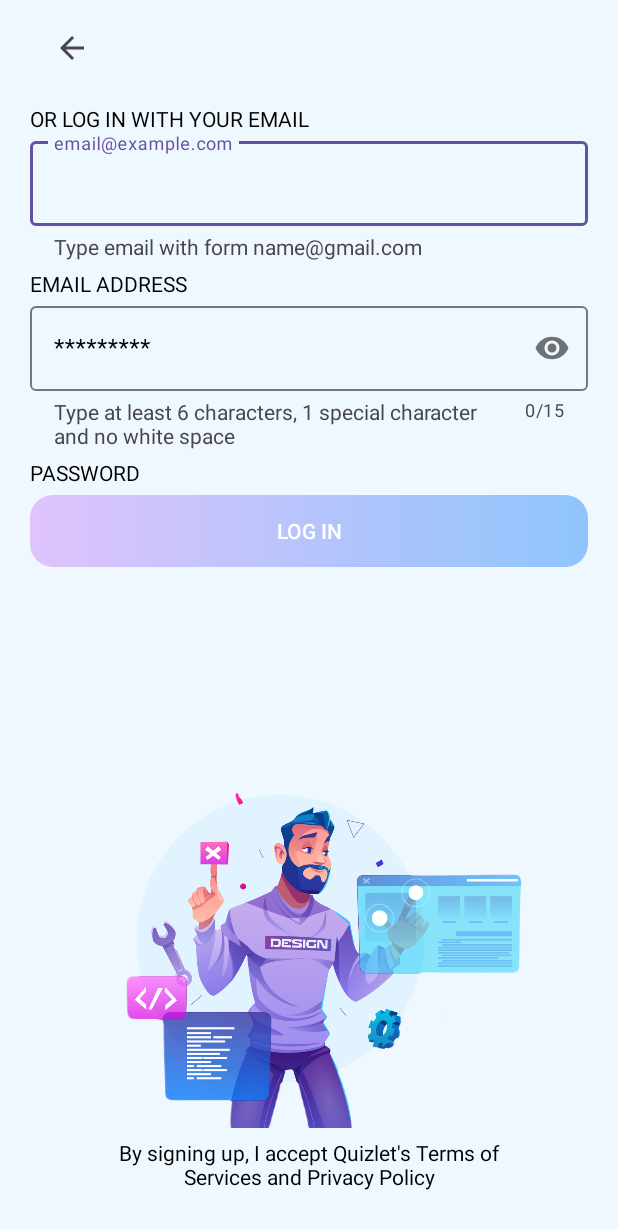
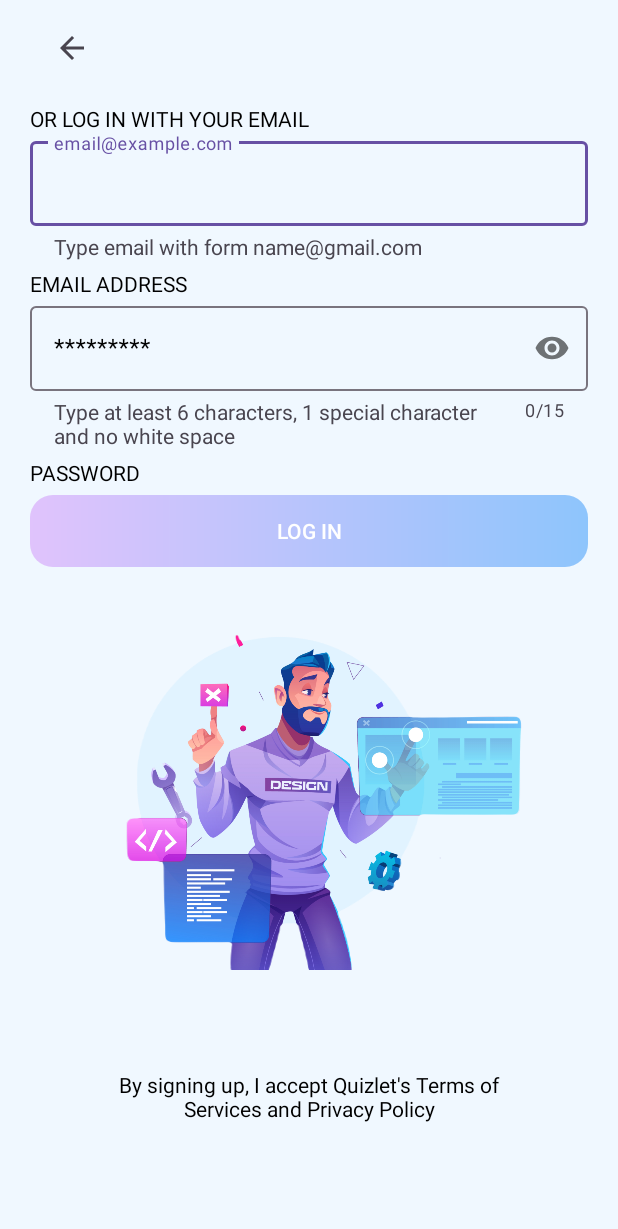
Before and after one commit to LeManhT/AppQuizlet, an Android app: the screen it shows after launch (SignIn), after a tap on "OR LOG IN", on a phone screen of 412 x 824 dp. Shown: the top 1229 px of the screen. Run offline under Robolectric (Android 15) with nearby library versions, the phone set to English and light mode, and no system bars; Roboto replaces fonts that are not available here; 1 statement that could not run was skipped.

```diff
--- a/app/build.gradle.kts
+++ b/app/build.gradle.kts
@@ -13,7 +13,7 @@ android {
         minSdk = 26
         targetSdk = 34
         versionCode = 1
-        versionName = "1.1"
+        versionName = "1.2.1"
 
         testInstrumentationRunner = "androidx.test.runner.AndroidJUnitRunner"
         vectorDrawables {
--- a/app/src/main/java/com/example/appquizlet/ChangeTheme.kt
+++ b/app/src/main/java/com/example/appquizlet/ChangeTheme.kt
@@ -87,7 +87,7 @@ class ChangeTheme : AppCompatActivity() {
     private fun changeTheme(userId: String, darkMode: Boolean) {
         lifecycleScope.launch {
             try {
-                showLoading(resources.getString(R.string.changing_your_pass))
+                showLoading(resources.getString(R.string.changing_your_theme))
                 val body = JsonObject().apply {
                     add("setting", JsonObject().apply {
                         addProperty("darkMode", darkMode)
--- a/app/src/main/java/com/example/appquizlet/adapter/NotificationAdapter.kt
+++ b/app/src/main/java/com/example/appquizlet/adapter/NotificationAdapter.kt
@@ -42,7 +42,7 @@ class NotificationAdapter(
         titleNotification.text = notification.title
         detailNotification.text = notification.detail
         imgNotification.setImageResource(imageResourceId)
-        holder.binding.notificationDivider.visibility = View.VISIBLE
+//        holder.binding.notificationDivider.visibility = View.VISIBLE
 
 
         holder.itemView.setOnClickListener {
--- a/app/src/main/res/layout/activity_sign_in.xml
+++ b/app/src/main/res/layout/activity_sign_in.xml
@@ -195,13 +195,12 @@
         android:id="@+id/imageView13"
         android:layout_width="match_parent"
         android:layout_height="@dimen/h_250"
-        android:layout_marginTop="@dimen/marginInput"
-        android:layout_marginBottom="@dimen/marginInput"
         android:contentDescription=""
-        app:layout_constraintBottom_toTopOf="@+id/txtTermsOfService"
         app:layout_constraintEnd_toEndOf="parent"
         app:layout_constraintHorizontal_bias="0.6"
+        android:layout_marginTop="@dimen/pad_20"
         app:layout_constraintStart_toStartOf="parent"
+        app:layout_constraintTop_toBottomOf="@+id/layoutBtn"
         app:layout_constraintVertical_bias="0.0"
         app:srcCompat="@drawable/intro_pic" />
 
@@ -210,16 +209,17 @@
         android:layout_width="0dp"
         android:layout_height="wrap_content"
         android:layout_marginBottom="30dp"
+        android:layout_marginTop="@dimen/pad_20"
         android:gravity="center"
         android:paddingLeft="40dp"
         android:paddingRight="40dp"
+        android:text="@string/terms_of_service"
         android:textColor="@color/txt_black_primary"
-        android:text="@string/terms_of_service"
         app:layout_constraintBottom_toBottomOf="parent"
         app:layout_constraintEnd_toEndOf="parent"
         app:layout_constraintHorizontal_bias="0.4"
         app:layout_constraintStart_toStartOf="parent"
-        app:layout_constraintVertical_bias="1.0" />
+        app:layout_constraintTop_toBottomOf="@+id/imageView13" />
 
 
 </androidx.constraintlayout.widget.ConstraintLayout>
--- a/app/src/main/res/layout/fragment_folders.xml
+++ b/app/src/main/res/layout/fragment_folders.xml
@@ -42,7 +42,7 @@
             android:layout_marginTop="20dp"
             android:gravity="center"
             android:text="@string/no_data_found"
-            android:textColor="#000000"
+            android:textColor="@color/txt_black_primary"
             android:textSize="22sp"
             android:textStyle="bold" />
 
--- a/app/src/main/res/values/strings.xml
+++ b/app/src/main/res/values/strings.xml
@@ -385,6 +385,7 @@
     <string name="congratulations">Congratulations</string>
     <string name="you_gained">You gained</string>
     <string name="day_streak">days streak</string>
+    <string name="changing_your_theme">Changing your theme…</string>
 
 
     <string name="lorem_ipsum">
```
Also changed, not shown: app/src/main/java/com/example/appquizlet/Add.kt (+11 -0 lines), app/src/main/java/com/example/appquizlet/CreateSet.kt (+42 -0 lines), app/src/main/java/com/example/appquizlet/Home.kt (+18 -8 lines), 2 other files.
